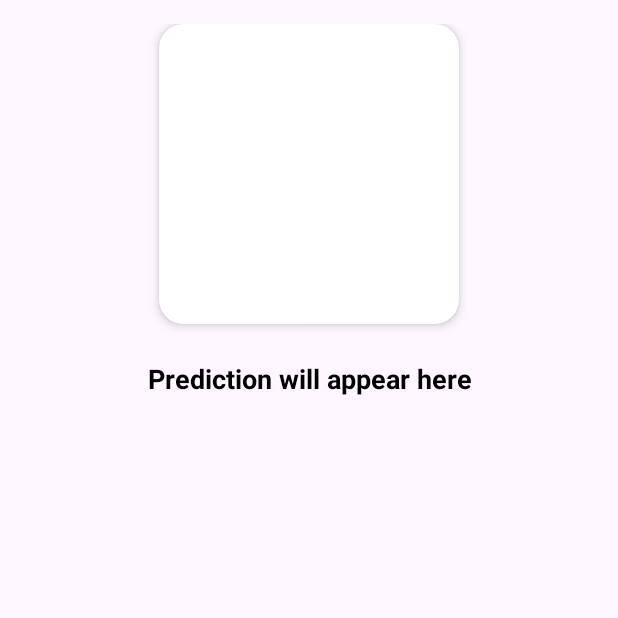
After one commit to nirmalDhapodkar/MulticlassCropDDetectApp, an Android app: the ResultActivity screen opened directly, with no data from a screen before it, on a phone screen of 412 x 824 dp, the top half of it. The commit adds this screen. Run offline under Robolectric (Android 15) with nearby library versions, the phone set to English and light mode, and no system bars; pictures from the network do not load.

Commit message:
Result Page Implemented

```diff
--- a/app/build.gradle.kts
+++ b/app/build.gradle.kts
@@ -1,6 +1,7 @@
 plugins {
     alias(libs.plugins.android.application)
     alias(libs.plugins.kotlin.android)
+    id("kotlin-kapt") // Add this line for Glide annotations
 }
 
 android {
@@ -44,6 +45,10 @@ dependencies {
     implementation(libs.androidx.constraintlayout)
     implementation(libs.androidx.exifinterface)
     implementation("com.vanniktech:android-image-cropper:4.3.3")
+    implementation("com.squareup.okhttp3:okhttp:4.11.0")
+    implementation("com.github.bumptech.glide:glide:4.15.1") // Correct Glide library
+    kapt("com.github.bumptech.glide:compiler:4.15.1") // Required for Glide annotation processing
+    implementation("androidx.cardview:cardview:1.0.0")
 
     // CameraX core library using the camera2 implementation
     val camerax_version = "1.5.0-alpha04"
--- /dev/null
+++ b/app/src/main/java/com/nirmal/myapplication/ResultActivity.kt
@@ -0,0 +1,43 @@
+package com.nirmal.myapplication
+
+import android.os.Bundle
+import android.util.Log
+import android.widget.ImageView
+import android.widget.TextView
+import android.widget.Toast
+import androidx.appcompat.app.AppCompatActivity
+import com.bumptech.glide.Glide
+import java.io.File
+import android.net.Uri
+
+class ResultActivity : AppCompatActivity() {
+
+    private lateinit var resultImageView: ImageView
+    private lateinit var resultLabel: TextView
+
+    override fun onCreate(savedInstanceState: Bundle?) {
+        super.onCreate(savedInstanceState)
+        setContentView(R.layout.activity_result)
+
+        resultImageView = findViewById(R.id.resultImageView)
+        resultLabel = findViewById(R.id.resultLabel)
+
+        val croppedImagePath = intent.getStringExtra("cropped_image_path")
+        val predictedLabel = intent.getStringExtra("predicted_label")
+
+        Log.d("ResultActivity", "Received Image URL: $croppedImagePath")
+        Log.d("ResultActivity", "Received Predicted Label: $predictedLabel")
+
+        if (croppedImagePath != null && predictedLabel != null) {
+            // Use Glide to load the image from the URL
+            Glide.with(this)
+                .load(croppedImagePath) // URL to the image served by Flask
+                .into(resultImageView)
+
+            // Display the predicted label
+            resultLabel.text = "Prediction: $predictedLabel"
+        } else {
+            Toast.makeText(this, "Error displaying results", Toast.LENGTH_SHORT).show()
+        }
+    }
+}
--- /dev/null
+++ b/app/src/main/res/layout/activity_result.xml
@@ -0,0 +1,40 @@
+<?xml version="1.0" encoding="utf-8"?>
+<LinearLayout
+    xmlns:android="http://schemas.android.com/apk/res/android"
+    xmlns:app="http://schemas.android.com/apk/res-auto"
+    android:layout_width="match_parent"
+    android:layout_height="match_parent"
+    android:orientation="vertical"
+    android:padding="16dp"
+    android:gravity="center_horizontal">
+
+    <!-- CardView for rounded corners -->
+    <androidx.cardview.widget.CardView
+        android:layout_width="wrap_content"
+        android:layout_height="wrap_content"
+        android:layout_marginBottom="16dp"
+        android:layout_gravity="center"
+        app:cardCornerRadius="16dp"
+        app:cardElevation="4dp">
+
+        <!-- ImageView inside CardView -->
+        <ImageView
+            android:id="@+id/resultImageView"
+            android:layout_width="200dp"
+            android:layout_height="200dp"
+            android:scaleType="centerCrop"
+            android:contentDescription="Result Image" />
+    </androidx.cardview.widget.CardView>
+
+    <!-- TextView for Prediction Label -->
+    <TextView
+        android:id="@+id/resultLabel"
+        android:layout_width="wrap_content"
+        android:layout_height="wrap_content"
+        android:text="Prediction will appear here"
+        android:textSize="18sp"
+        android:textStyle="bold"
+        android:padding="8dp"
+        android:gravity="center"
+        android:textColor="@android:color/black" />
+</LinearLayout>
```
Also changed, not shown: app/src/main/AndroidManifest.xml (+14 -9 lines), app/src/main/java/com/nirmal/myapplication/PreviewActivity.kt (+105 -12 lines), app/src/main/res/layout/activity_preview.xml (+46 -21 lines).
